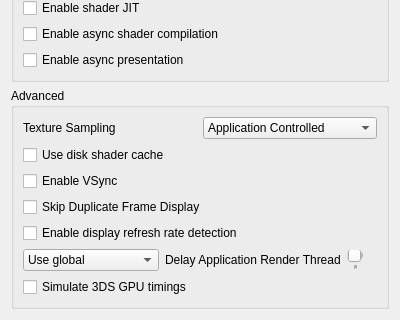
Above: src/citra_qt/configuration/configure_graphics.ui from azahar-emu/azahar before the change; both pictures show x 0 to 400 and y 263 to 583 of the 400 by 583 pixel window. Below: the same form after it.
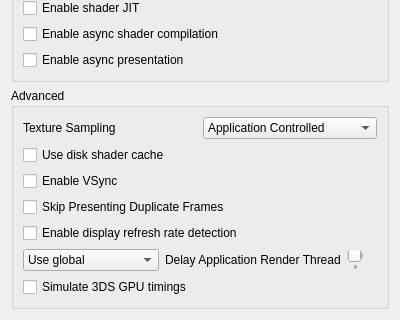
That is the form after the change.

Commit message: add opengl implementation and link to ui

Diff of the .ui file:
```diff
--- a/src/citra_qt/configuration/configure_graphics.ui
+++ b/src/citra_qt/configuration/configure_graphics.ui
@@ -323,7 +323,7 @@
          <string>&lt;html&gt;&lt;head/&gt;&lt;body&gt;&lt;p&gt;Skips presenting duplicated frames in 30fps games. This allows external frame generation tools to work correctly in 30fps games. This does not boost performance.&lt;/p&gt;&lt;/body&gt;&lt;/html&gt;</string>
         </property>
         <property name="text">
-         <string>Skip Duplicate Frame Display</string>
+         <string>Skip Presenting Duplicate Frames</string>
         </property>
        </widget>
       </item>
```
Left out of the diff: 2 changed lines with no effect on the pictures. The commit also changes 2 other files.
